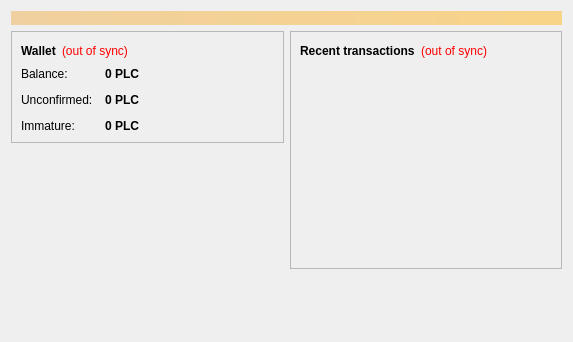
First picture: the form in src/qt/forms/overviewpage.ui, repository pdrobek/Polcoin-1-3, before the edit.
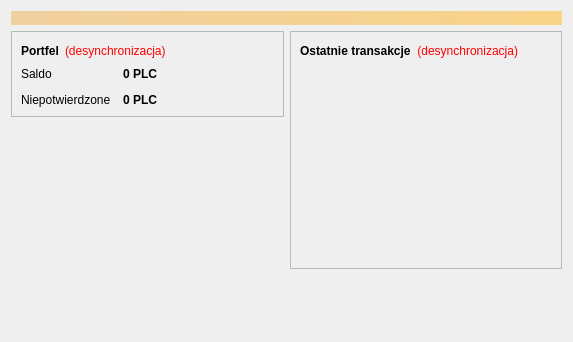
Second picture: the form after the edit.

What changed in the file:
```diff
--- a/src/qt/forms/overviewpage.ui
+++ b/src/qt/forms/overviewpage.ui
@@ -54,7 +54,7 @@
                </font>
               </property>
               <property name="text">
-               <string>Wallet</string>
+               <string>Portfel</string>
               </property>
              </widget>
             </item>
@@ -67,7 +67,7 @@
                <string notr="true">QLabel { color: red; }</string>
               </property>
               <property name="text">
-               <string notr="true">(out of sync)</string>
+               <string notr="true">(desynchronizacja)</string>
               </property>
               <property name="alignment">
                <set>Qt::AlignLeading|Qt::AlignLeft|Qt::AlignVCenter</set>
@@ -103,7 +103,7 @@
             <item row="0" column="0">
              <widget class="QLabel" name="label">
               <property name="text">
-               <string>Balance:</string>
+               <string>Saldo</string>
               </property>
              </widget>
             </item>
@@ -132,7 +132,7 @@
             <item row="1" column="0">
              <widget class="QLabel" name="label_3">
               <property name="text">
-               <string>Unconfirmed:</string>
+               <string>Niepotwierdzone</string>
               </property>
              </widget>
             </item>
@@ -158,32 +158,6 @@
               </property>
              </widget>
             </item>
-            <item row="2" column="0">
-             <widget class="QLabel" name="labelImmatureText">
-              <property name="text">
-               <string>Immature:</string>
-              </property>
-             </widget>
-            </item>
-            <item row="2" column="1">
-             <widget class="QLabel" name="labelImmature">
-              <property name="font">
-               <font>
-                <weight>75</weight>
-                <bold>true</bold>
-               </font>
-              </property>
-              <property name="toolTip">
-               <string>Mined balance that has not yet matured</string>
-              </property>
-              <property name="text">
-               <string notr="true">0 PLC</string>
-              </property>
-              <property name="textInteractionFlags">
-               <set>Qt::LinksAccessibleByMouse|Qt::TextSelectableByKeyboard|Qt::TextSelectableByMouse</set>
-              </property>
-             </widget>
-            </item>
            </layout>
           </item>
          </layout>
@@ -220,7 +194,7 @@
             <item>
              <widget class="QLabel" name="label_4">
               <property name="text">
-               <string>&lt;b&gt;Recent transactions&lt;/b&gt;</string>
+               <string>&lt;html&gt;&lt;head/&gt;&lt;body&gt;&lt;p&gt;&lt;span style=&quot; font-weight:600;&quot;&gt;Ostatnie transakcje&lt;/span&gt;&lt;/p&gt;&lt;/body&gt;&lt;/html&gt;</string>
               </property>
              </widget>
             </item>
@@ -233,7 +207,7 @@
                <string notr="true">QLabel { color: red; }</string>
               </property>
               <property name="text">
-               <string notr="true">(out of sync)</string>
+               <string notr="true">(desynchronizacja)</string>
               </property>
               <property name="alignment">
                <set>Qt::AlignRight|Qt::AlignTrailing|Qt::AlignVCenter</set>
```
